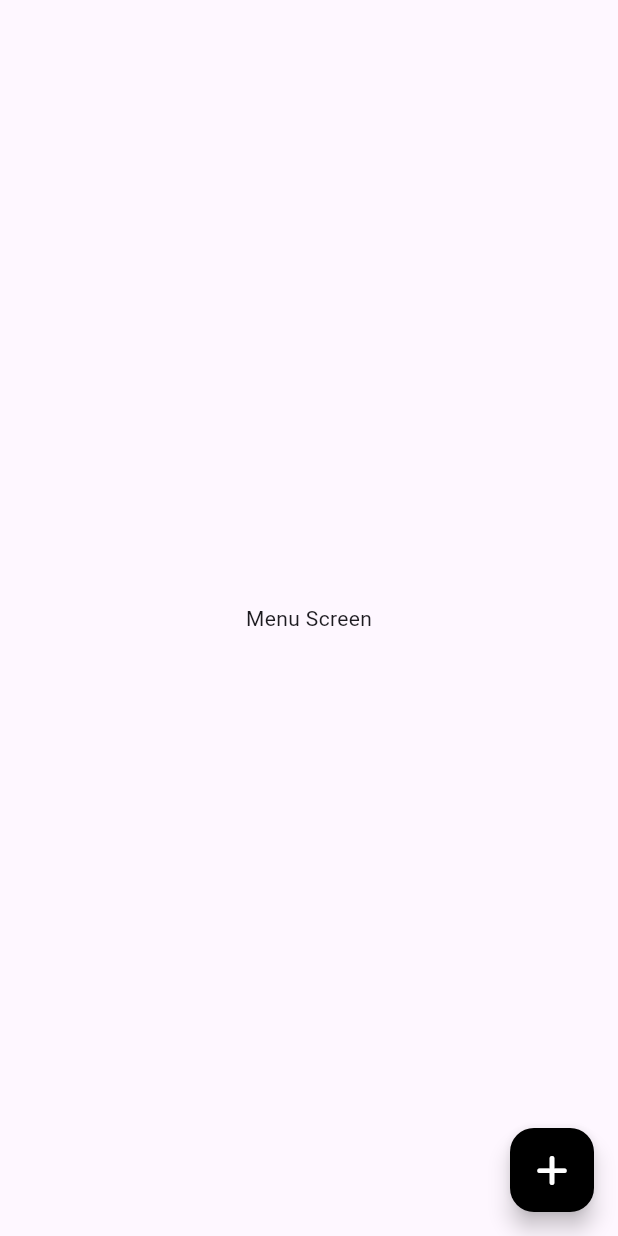
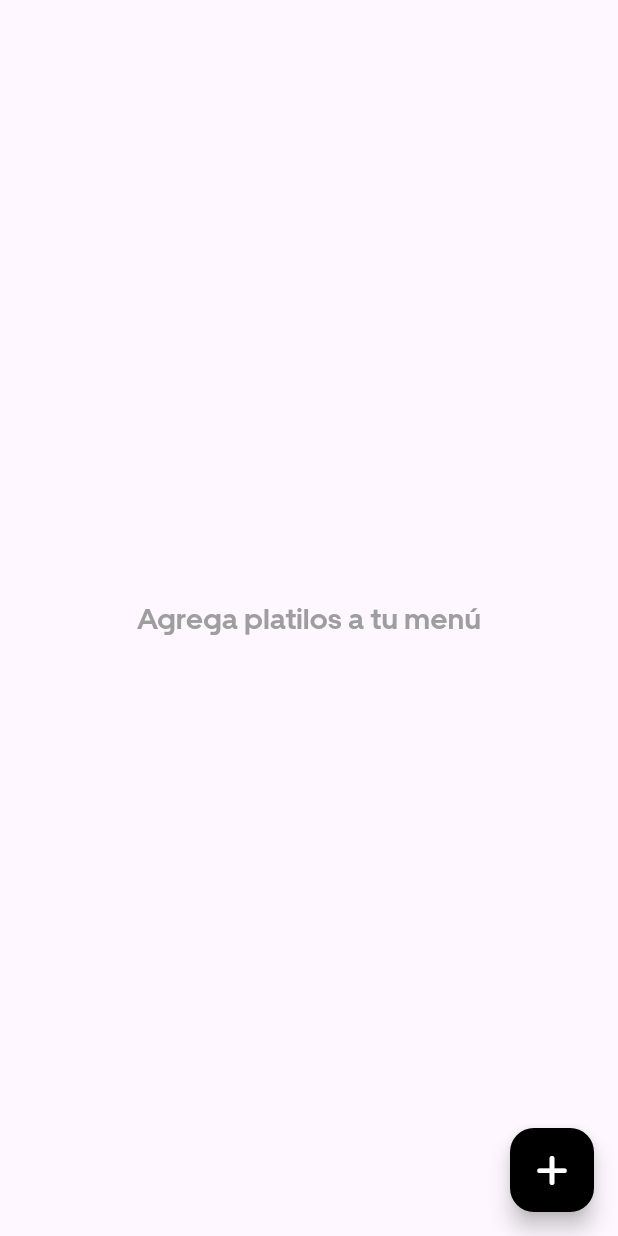
Before and after one commit to Lovealone1/DelieveryDlloMovil-Restaurant, a Flutter app: the MenuScreen screen opened directly, on a phone screen of 412 x 824 dp. Run offline on Flutter 3.47's test engine with Material 3 defaults, Android fonts, the phone set to English and light mode, and no system bars; our stand-ins replace carousel_slider, cloud_firestore, country_picker, firebase_auth, firebase_core, firebase_storage and 8 more; missing offline and left inert: flutter_geofire; accounts and stored records are empty; network calls fail.

Commit message:
Feat: Captura de items de comida desde firebase y diseño interfaz de menu

```diff
--- a/lib/controller/provider/addFoodProvider/addFoodProvider.dart
+++ b/lib/controller/provider/addFoodProvider/addFoodProvider.dart
@@ -2,11 +2,14 @@ import 'dart:developer';
 import 'dart:io';
 
 import 'package:flutter/material.dart';
+import 'package:food_delievery_restaurants/controller/services/foodDataCRUDServices/foodDataCRUDServices.dart';
 import 'package:food_delievery_restaurants/controller/services/imageServices/imagesServices.dart';
+import 'package:food_delievery_restaurants/models/addFoodModel/addFoodModel.dart';
 
 class AddFoodProvider extends ChangeNotifier{
   File? foodImage;
   String? foodImageURL;
+  List<AddFoodModel> items = [];
 
   pickFoodImageFromGallery(BuildContext context)async{
     foodImage = await ImageServices.pickSingleImage(context: context);
@@ -23,4 +26,9 @@ class AddFoodProvider extends ChangeNotifier{
     }
     notifyListeners();
   }
+
+  getFoodData()async{
+    items = await FoodDataCRUDServices.fetchFoodData();
+    notifyListeners();
+  }
 }
--- a/lib/controller/services/foodDataCRUDServices/foodDataCRUDServices.dart
+++ b/lib/controller/services/foodDataCRUDServices/foodDataCRUDServices.dart
@@ -1,5 +1,6 @@
 import 'dart:developer';
 
+import 'package:cloud_firestore/cloud_firestore.dart';
 import 'package:flutter/material.dart';
 import 'package:food_delievery_restaurants/constant/constant.dart';
 import 'package:food_delievery_restaurants/controller/services/toastServices/toastMessageService.dart';
@@ -25,4 +26,22 @@ class FoodDataCRUDServices {
       throw Exception(e);
     }
   }
+
+  static fetchFoodData() async {
+    List<AddFoodModel> foodData = [];
+    try {
+      final QuerySnapshot<Map<String, dynamic>> snapshot = await firestore
+          .collection('Food')
+          .orderBy('uploadTime', descending: true)
+          .where('restaurantUID', isEqualTo: auth.currentUser!.uid)
+          .get();
+      snapshot.docs.forEach((element) {
+        foodData.add(AddFoodModel.fromMap(element.data()));
+      });
+    } catch (e) {
+      log(e.toString());
+      throw Exception(e);
+    }
+    return foodData;
+  }
 }
--- a/lib/models/addFoodModel/addFoodModel.dart
+++ b/lib/models/addFoodModel/addFoodModel.dart
@@ -1,4 +1,6 @@
 import 'dart:convert';
+
+import 'package:cloud_firestore/cloud_firestore.dart';
 
 class AddFoodModel {
   String name;
@@ -37,9 +39,7 @@ class AddFoodModel {
       restaurantUID:
           map['restaurantUID'] != null ? map['restaurantUID'] as String : '',
       foodID: map['foodID'] != null ? map['foodID'] as String : '',
-      uploadTime: map['uploadTime'] != null
-          ? DateTime.parse(map['uploadTime'] as String)
-          : DateTime.now(),
+      uploadTime: map['uploadTime'] != null ? (map['uploadTime'] as Timestamp).toDate() : DateTime.now(),
       description:
           map['description'] != null ? map['description'] as String : '',
       foodImageURL:
--- a/lib/view/menuScreen/menuScreen.dart
+++ b/lib/view/menuScreen/menuScreen.dart
@@ -1,9 +1,14 @@
 import 'package:flutter/material.dart';
 import 'package:flutter/widgets.dart';
 import 'package:font_awesome_flutter/font_awesome_flutter.dart';
+import 'package:food_delievery_restaurants/controller/provider/addFoodProvider/addFoodProvider.dart';
+import 'package:food_delievery_restaurants/models/addFoodModel/addFoodModel.dart';
 import 'package:food_delievery_restaurants/utils/colors.dart';
+import 'package:food_delievery_restaurants/utils/textStyles.dart';
 import 'package:food_delievery_restaurants/view/addFoodItem/addFoodItem.dart';
 import 'package:page_transition/page_transition.dart';
+import 'package:provider/provider.dart';
+import 'package:sizer/sizer.dart';
 
 class MenuScreen extends StatefulWidget {
   const MenuScreen({super.key});
@@ -14,8 +19,17 @@ class MenuScreen extends StatefulWidget {
 
 class _MenuScreenState extends State<MenuScreen> {
   @override
+  void initState() {
+    super.initState();
+    WidgetsBinding.instance.addPostFrameCallback((_) {
+      context.read<AddFoodProvider>().getFoodData();
+    });
+  }
+
+  @override
   Widget build(BuildContext context) {
-    return Scaffold(
+    return SafeArea(
+      child: Scaffold(
           floatingActionButton: FloatingActionButton(
             backgroundColor: black,
             onPressed: () {
@@ -32,9 +46,81 @@ class _MenuScreenState extends State<MenuScreen> {
               color: white,
             ),
           ),
-      body: Center(
-        child: Text('Menu Screen'),
+          body: Consumer<AddFoodProvider>(
+              builder: (context, addFoodProvider, child) {
+            if (addFoodProvider.items.isEmpty) {
+              return Center(
+                child: Text(
+                  'Agrega platilos a tu menú',
+                  style: AppTextStyles.body14Bold.copyWith(color: grey),
                 ),
+              );
+            } else {
+              return ListView.builder(
+                  itemCount: addFoodProvider.items.length,
+                  shrinkWrap: true,
+                  padding: EdgeInsets.symmetric(horizontal: 3.w, vertical: 2.h),
+                  physics: const BouncingScrollPhysics(),
+                  itemBuilder: (context, index) {
+                    AddFoodModel foodData = addFoodProvider.items[index];
+                    return Container(
+                      margin: EdgeInsets.symmetric(vertical: 1.5.h),
+                      padding:
+                          EdgeInsets.symmetric(horizontal: 2.w, vertical: 1.h),
+                      decoration: BoxDecoration(
+                        borderRadius: BorderRadius.circular(5.sp),
+                        border: Border.all(
+                          color: black,
+                        ),
+                      ),
+                      child: Column(
+                        crossAxisAlignment: CrossAxisAlignment.start,
+                        children: [
+                          Container(
+                            height: 20.h,
+                            width: 100.w,
+                            decoration: BoxDecoration(
+                              borderRadius: BorderRadius.circular(5.sp),
+                              image: DecorationImage(
+                                  image: NetworkImage(
+                                    foodData.foodImageURL,
+                                  ),
+                                  fit: BoxFit.cover),
+                            ),
+                          ),
+                          SizedBox(
+                            height: 1.h,
+                          ),
+                          Text(
+                            foodData.name,
+                            style: AppTextStyles.body14Bold,
+                          ),
+                          SizedBox(
+                            height: 0.5.h,
+                          ),
+                          Text(
+                            foodData.description,
+                            style: AppTextStyles.small12.copyWith(
+                              color: grey,
+                            ),
+                          ),
+                          SizedBox(height: 1.h,),
+                          Row(
+                            mainAxisSize: MainAxisSize.max,
+                            mainAxisAlignment: MainAxisAlignment.end,
+                            children: [
+                              Text(
+                                'COP\$${foodData.price}',
+                                style: AppTextStyles.body16Bold
+                              ),
+                            ],
+                          ),
+                        ],
+                      ),
+                    );
+                  });
+            }
+          })),
     );
   }
 }
```
Lines whose indentation alone changed are shown as unchanged.
